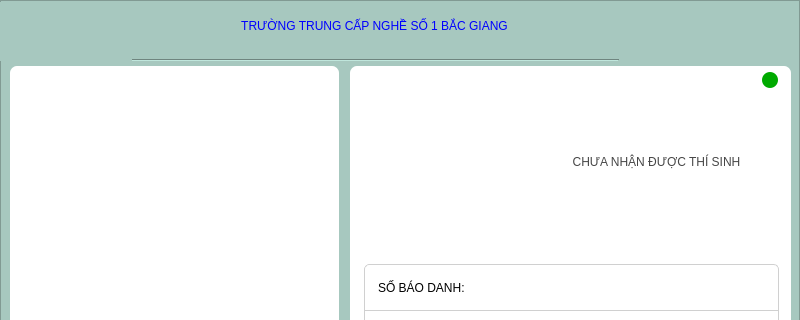
Above: Ui/MainScreen.ui from Lam-dev/TheoryFaceRecognition before the change; both pictures show x 0 to 800 and y 0 to 320 of the 800 by 480 pixel window. Below: the same form after it.
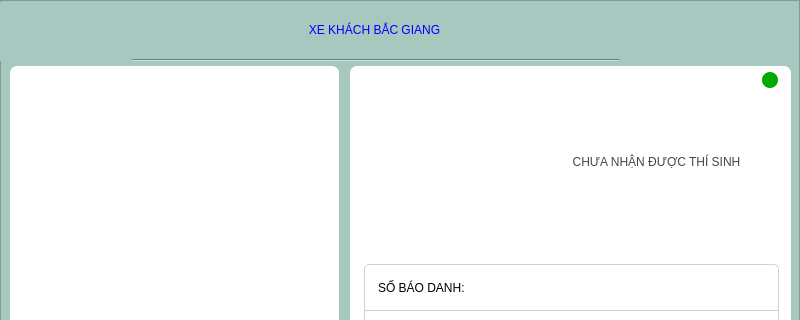
That is the form after the change. Icons and pictures are not drawn.

Commit message: xe khach bac giang

```diff
--- a/Ui/MainScreen.ui
+++ b/Ui/MainScreen.ui
@@ -48,7 +48,7 @@
       <x>106</x>
       <y>4</y>
       <width>537</width>
-      <height>39</height>
+      <height>47</height>
      </rect>
     </property>
     <property name="styleSheet">
@@ -56,7 +56,7 @@
 font: 75 bold 16pt &quot;Ubuntu&quot;;</string>
     </property>
     <property name="text">
-     <string>TRƯỜNG TRUNG CẤP NGHỀ SỐ 1 BẮC GIANG</string>
+     <string>XE KHÁCH BẮC GIANG</string>
     </property>
     <property name="alignment">
      <set>Qt::AlignCenter</set>
```
Left out of the diff: 2 changed lines with no effect on the pictures. The commit also changes 5 other files.
